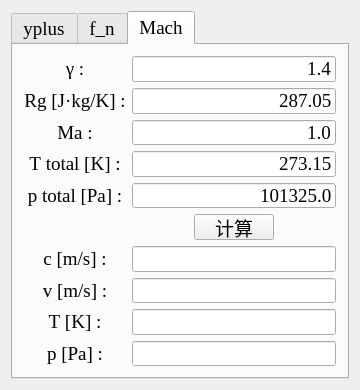
Old version of the form src/mainwindow.ui in the repository huarkiou/HKUtools.
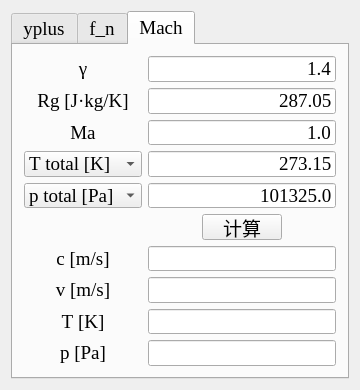
New version of the form. Icons and pictures are not drawn.

Commit message: 可压缩部分计算页面实现输入总参数和静参数的切换

What changed in the file:
```diff
--- a/src/mainwindow.ui
+++ b/src/mainwindow.ui
@@ -448,23 +448,10 @@
         <string>Mach</string>
        </attribute>
        <layout class="QGridLayout" name="gridLayout_03">
-        <item row="0" column="0">
-         <widget class="QLabel" name="label_gamma_03">
+        <item row="8" column="1">
+         <widget class="QLineEdit" name="lineEdit_velocity_03">
           <property name="text">
-           <string>γ :</string>
-          </property>
-          <property name="textFormat">
-           <enum>Qt::PlainText</enum>
-          </property>
-          <property name="alignment">
-           <set>Qt::AlignCenter</set>
-          </property>
-         </widget>
-        </item>
-        <item row="0" column="1">
-         <widget class="QLineEdit" name="lineEdit_gamma_03">
-          <property name="text">
-           <string>1.4</string>
+           <string/>
           </property>
           <property name="alignment">
            <set>Qt::AlignRight|Qt::AlignTrailing|Qt::AlignVCenter</set>
@@ -474,7 +461,7 @@
         <item row="1" column="0">
          <widget class="QLabel" name="label_Rg_03">
           <property name="text">
-           <string>Rg [J·kg/K] :</string>
+           <string>Rg [J·kg/K]</string>
           </property>
           <property name="textFormat">
            <enum>Qt::PlainText</enum>
@@ -484,29 +471,29 @@
           </property>
          </widget>
         </item>
-        <item row="1" column="1">
-         <widget class="QLineEdit" name="lineEdit_Rg_03">
+        <item row="6" column="1" alignment="Qt::AlignHCenter">
+         <widget class="QPushButton" name="pushButton_calculate_03">
+          <property name="sizePolicy">
+           <sizepolicy hsizetype="Fixed" vsizetype="Fixed">
+            <horstretch>0</horstretch>
+            <verstretch>0</verstretch>
+           </sizepolicy>
+          </property>
           <property name="text">
-           <string>287.05</string>
+           <string>计算</string>
+          </property>
+         </widget>
+        </item>
+        <item row="4" column="1">
+         <widget class="QLineEdit" name="lineEdit_p_total_03">
+          <property name="text">
+           <string>101325.0</string>
           </property>
           <property name="alignment">
            <set>Qt::AlignRight|Qt::AlignTrailing|Qt::AlignVCenter</set>
           </property>
          </widget>
         </item>
-        <item row="2" column="0">
-         <widget class="QLabel" name="label_Ma_03">
-          <property name="text">
-           <string>Ma :</string>
-          </property>
-          <property name="textFormat">
-           <enum>Qt::PlainText</enum>
-          </property>
-          <property name="alignment">
-           <set>Qt::AlignCenter</set>
-          </property>
-         </widget>
-        </item>
         <item row="2" column="1">
          <widget class="QLineEdit" name="lineEdit_Ma_03">
           <property name="text">
@@ -517,19 +504,6 @@
           </property>
          </widget>
         </item>
-        <item row="3" column="0">
-         <widget class="QLabel" name="label_T_total_03">
-          <property name="text">
-           <string>T total [K] :</string>
-          </property>
-          <property name="textFormat">
-           <enum>Qt::PlainText</enum>
-          </property>
-          <property name="alignment">
-           <set>Qt::AlignCenter</set>
-          </property>
-         </widget>
-        </item>
         <item row="3" column="1">
          <widget class="QLineEdit" name="lineEdit_T_total_03">
           <property name="text">
@@ -540,102 +514,17 @@
           </property>
          </widget>
         </item>
-        <item row="4" column="0">
-         <widget class="QLabel" name="label_p_total_03">
+        <item row="0" column="1">
+         <widget class="QLineEdit" name="lineEdit_gamma_03">
           <property name="text">
-           <string>p total [Pa] :</string>
+           <string>1.4</string>
           </property>
-          <property name="textFormat">
-           <enum>Qt::PlainText</enum>
-          </property>
           <property name="alignment">
-           <set>Qt::AlignCenter</set>
-          </property>
-         </widget>
-        </item>
-        <item row="4" column="1">
-         <widget class="QLineEdit" name="lineEdit_p_total_03">
-          <property name="text">
-           <string>101325.0</string>
-          </property>
-          <property name="alignment">
            <set>Qt::AlignRight|Qt::AlignTrailing|Qt::AlignVCenter</set>
           </property>
          </widget>
         </item>
-        <item row="5" column="1" alignment="Qt::AlignHCenter">
-         <widget class="QPushButton" name="pushButton_calculate_03">
-          <property name="sizePolicy">
-           <sizepolicy hsizetype="Fixed" vsizetype="Fixed">
-            <horstretch>0</horstretch>
-            <verstretch>0</verstretch>
-           </sizepolicy>
-          </property>
-          <property name="text">
-           <string>计算</string>
-          </property>
-         </widget>
-        </item>
-        <item row="6" column="0">
-         <widget class="QLabel" name="label_soundspeed_03">
-          <property name="text">
-           <string>c [m/s] :</string>
-          </property>
-          <property name="textFormat">
-           <enum>Qt::PlainText</enum>
-          </property>
-          <property name="alignment">
-           <set>Qt::AlignCenter</set>
-          </property>
-         </widget>
-        </item>
-        <item row="6" column="1">
-         <widget class="QLineEdit" name="lineEdit_soundspeed_03">
-          <property name="text">
-           <string/>
-          </property>
-          <property name="alignment">
-           <set>Qt::AlignRight|Qt::AlignTrailing|Qt::AlignVCenter</set>
-          </property>
-         </widget>
-        </item>
-        <item row="7" column="0">
-         <widget class="QLabel" name="label_velocity_03">
-          <property name="text">
-           <string>v [m/s] :</string>
-          </property>
-          <property name="textFormat">
-           <enum>Qt::PlainText</enum>
-          </property>
-          <property name="alignment">
-           <set>Qt::AlignCenter</set>
-          </property>
-         </widget>
-        </item>
-        <item row="7" column="1">
-         <widget class="QLineEdit" name="lineEdit_velocity_03">
-          <property name="text">
-           <string/>
-          </property>
-          <property name="alignment">
-           <set>Qt::AlignRight|Qt::AlignTrailing|Qt::AlignVCenter</set>
-          </property>
-         </widget>
-        </item>
-        <item row="8" column="0">
-         <widget class="QLabel" name="label_T_static_03">
-          <property name="text">
-           <string>T [K] :</string>
-          </property>
-          <property name="textFormat">
-           <enum>Qt::PlainText</enum>
-          </property>
-          <property name="alignment">
-           <set>Qt::AlignCenter</set>
-          </property>
-         </widget>
-        </item>
-        <item row="8" column="1">
+        <item row="9" column="1">
          <widget class="QLineEdit" name="lineEdit_T_static_03">
           <property name="alignment">
            <set>Qt::AlignRight|Qt::AlignTrailing|Qt::AlignVCenter</set>
@@ -643,9 +532,22 @@
          </widget>
         </item>
         <item row="9" column="0">
+         <widget class="QLabel" name="label_T_static_03">
+          <property name="text">
+           <string>T [K]</string>
+          </property>
+          <property name="textFormat">
+           <enum>Qt::PlainText</enum>
+          </property>
+          <property name="alignment">
+           <set>Qt::AlignCenter</set>
+          </property>
+         </widget>
+        </item>
+        <item row="10" column="0">
          <widget class="QLabel" name="label_p_static_03">
           <property name="text">
-           <string>p [Pa] :</string>
+           <string>p [Pa]</string>
           </property>
           <property name="textFormat">
            <enum>Qt::PlainText</enum>
@@ -655,13 +557,113 @@
           </property>
          </widget>
         </item>
-        <item row="9" column="1">
+        <item row="1" column="1">
+         <widget class="QLineEdit" name="lineEdit_Rg_03">
+          <property name="text">
+           <string>287.05</string>
+          </property>
+          <property name="alignment">
+           <set>Qt::AlignRight|Qt::AlignTrailing|Qt::AlignVCenter</set>
+          </property>
+         </widget>
+        </item>
+        <item row="8" column="0">
+         <widget class="QLabel" name="label_velocity_03">
+          <property name="text">
+           <string>v [m/s]</string>
+          </property>
+          <property name="textFormat">
+           <enum>Qt::PlainText</enum>
+          </property>
+          <property name="alignment">
+           <set>Qt::AlignCenter</set>
+          </property>
+         </widget>
+        </item>
+        <item row="10" column="1">
          <widget class="QLineEdit" name="lineEdit_p_static_03">
           <property name="alignment">
            <set>Qt::AlignRight|Qt::AlignTrailing|Qt::AlignVCenter</set>
           </property>
          </widget>
         </item>
+        <item row="7" column="0">
+         <widget class="QLabel" name="label_soundspeed_03">
+          <property name="text">
+           <string>c [m/s]</string>
+          </property>
+          <property name="textFormat">
+           <enum>Qt::PlainText</enum>
+          </property>
+          <property name="alignment">
+           <set>Qt::AlignCenter</set>
+          </property>
+         </widget>
+        </item>
+        <item row="2" column="0">
+         <widget class="QLabel" name="label_Ma_03">
+          <property name="text">
+           <string>Ma</string>
+          </property>
+          <property name="textFormat">
+           <enum>Qt::PlainText</enum>
+          </property>
+          <property name="alignment">
+           <set>Qt::AlignCenter</set>
+          </property>
+         </widget>
+        </item>
+        <item row="7" column="1">
+         <widget class="QLineEdit" name="lineEdit_soundspeed_03">
+          <property name="text">
+           <string/>
+          </property>
+          <property name="alignment">
+           <set>Qt::AlignRight|Qt::AlignTrailing|Qt::AlignVCenter</set>
+          </property>
+         </widget>
+        </item>
+        <item row="0" column="0">
+         <widget class="QLabel" name="label_gamma_03">
+          <property name="text">
+           <string>γ</string>
+          </property>
+          <property name="textFormat">
+           <enum>Qt::PlainText</enum>
+          </property>
+          <property name="alignment">
+           <set>Qt::AlignCenter</set>
+          </property>
+         </widget>
+        </item>
+        <item row="3" column="0">
+         <widget class="QComboBox" name="comboBox_temperature_03">
+          <item>
+           <property name="text">
+            <string>T total [K]</string>
+           </property>
+          </item>
+          <item>
+           <property name="text">
+            <string>T static [K]</string>
+           </property>
+          </item>
+         </widget>
+        </item>
+        <item row="4" column="0">
+         <widget class="QComboBox" name="comboBox_pressure_03">
+          <item>
+           <property name="text">
+            <string>p total [Pa]</string>
+           </property>
+          </item>
+          <item>
+           <property name="text">
+            <string>p static [Pa]</string>
+           </property>
+          </item>
+         </widget>
+        </item>
        </layout>
       </widget>
      </widget>
```
Left out of the diff: 28 changed lines with no effect on the pictures. The commit also changes 2 other files.
